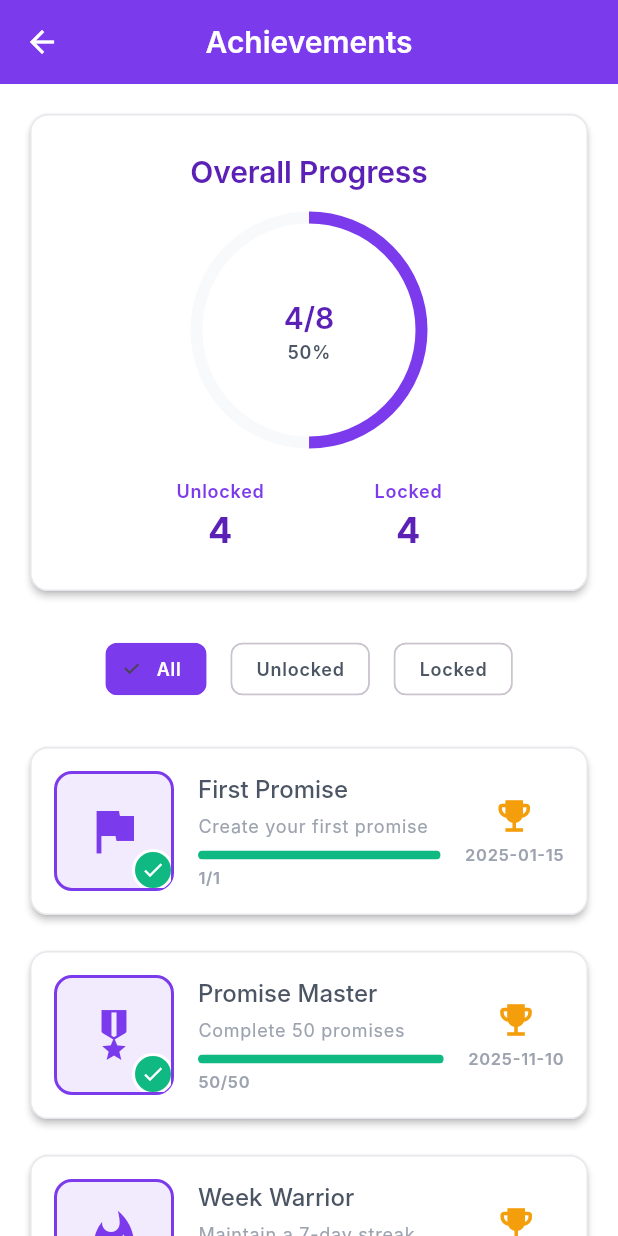
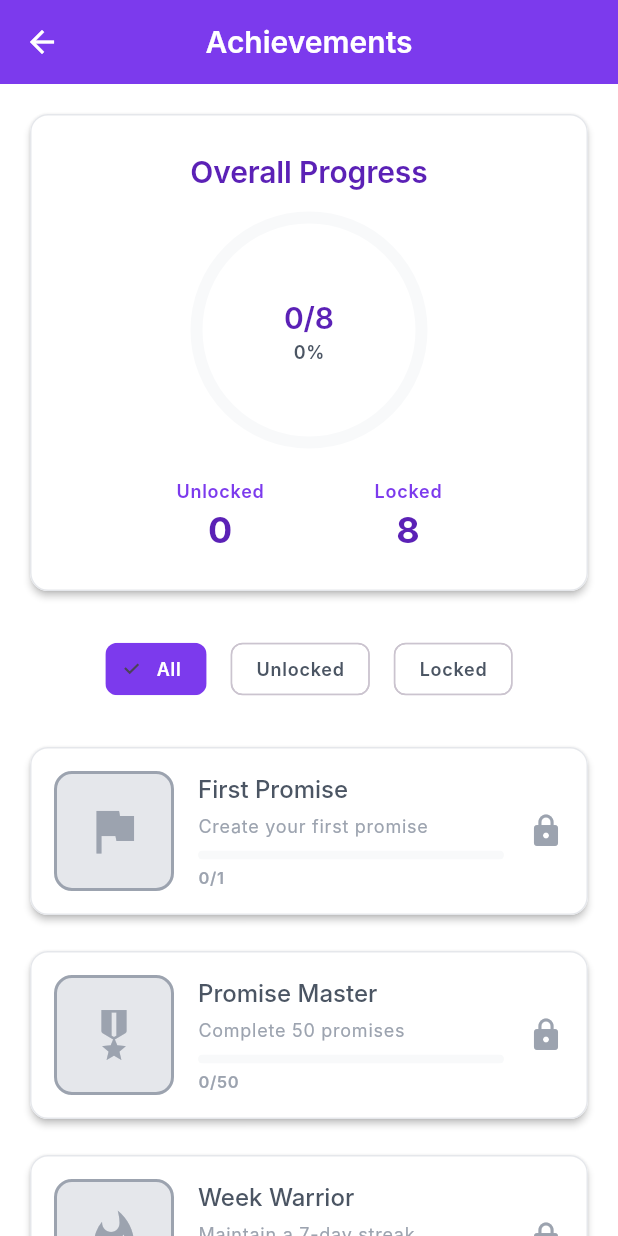
Before and after one commit to cemfukara/CS310, a Flutter app: the AchievementsScreen screen opened directly, on a phone screen of 412 x 824 dp. Run offline on Flutter 3.47's test engine with Material 3 defaults, Android fonts, the phone set to English and light mode, and no system bars; our stand-ins replace cloud_firestore, firebase_auth, firebase_core, shared_preferences; accounts and stored records are empty; Roboto replaces fonts that are missing (Inter).

Commit message:
Awards and Store screens connected to Firestore database it was hardcoded, and users can earn points for completed promises

```diff
--- /dev/null
+++ b/lib/models/user_stats_model.dart
@@ -0,0 +1,43 @@
+class UserStatsModel {
+  final int coins;
+  final int xp;
+  final int level;
+  final List<String> inventory; // List of item IDs owned
+  final List<String> achievements; // List of achievement IDs unlocked
+  final int totalPromisesCompleted;
+  final int currentStreak;
+
+  UserStatsModel({
+    this.coins = 0,
+    this.xp = 0,
+    this.level = 1,
+    this.inventory = const [],
+    this.achievements = const [],
+    this.totalPromisesCompleted = 0,
+    this.currentStreak = 0,
+  });
+
+  factory UserStatsModel.fromMap(Map<String, dynamic> data) {
+    return UserStatsModel(
+      coins: data['coins'] ?? 0,
+      xp: data['xp'] ?? 0,
+      level: data['level'] ?? 1,
+      inventory: List<String>.from(data['inventory'] ?? []),
+      achievements: List<String>.from(data['achievements'] ?? []),
+      totalPromisesCompleted: data['totalPromisesCompleted'] ?? 0,
+      currentStreak: data['currentStreak'] ?? 0,
+    );
+  }
+
+  Map<String, dynamic> toMap() {
+    return {
+      'coins': coins,
+      'xp': xp,
+      'level': level,
+      'inventory': inventory,
+      'achievements': achievements,
+      'totalPromisesCompleted': totalPromisesCompleted,
+      'currentStreak': currentStreak,
+    };
+  }
+}
--- /dev/null
+++ b/lib/providers/gamification_provider.dart
@@ -0,0 +1,51 @@
+import 'package:flutter/material.dart';
+import '../models/user_stats_model.dart';
+import '../services/database_service.dart';
+
+class GamificationProvider extends ChangeNotifier {
+  final DatabaseService _db;
+  UserStatsModel _stats = UserStatsModel();
+  bool _isLoading = true;
+
+  UserStatsModel get stats => _stats;
+  bool get isLoading => _isLoading;
+
+  GamificationProvider(this._db) {
+    _init();
+  }
+
+  void _init() {
+    _db.getUserStatsStream().listen((stats) {
+      _stats = stats;
+      _isLoading = false;
+      notifyListeners();
+    });
+  }
+
+  // --- ACTIONS ---
+
+  Future<bool> buyItem(String itemId, int price) async {
+    if (_stats.coins >= price) {
+      // 1. Deduct coins
+      await _db.updateCoins(-price);
+      // 2. Add to inventory
+      await _db.unlockItem(itemId);
+      return true; // Success
+    } else {
+      return false; // Not enough money
+    }
+  }
+
+  bool hasItem(String itemId) {
+    return _stats.inventory.contains(itemId);
+  }
+
+  bool hasAchievement(String achievementId) {
+    return _stats.achievements.contains(achievementId);
+  }
+
+  // Debug/Dev helper
+  Future<void> addFreeCoins(int amount) async {
+    await _db.updateCoins(amount);
+  }
+}
--- a/lib/screens/achievements_screen.dart
+++ b/lib/screens/achievements_screen.dart
@@ -1,5 +1,7 @@
 import 'package:flutter/material.dart';
+import 'package:provider/provider.dart';
 import '../utils/app_styles.dart';
+import '../providers/gamification_provider.dart';
 
 /// Achievements Screen - Display user achievements and progress
 class AchievementsScreen extends StatefulWidget {
@@ -12,75 +14,59 @@ class AchievementsScreen extends StatefulWidget {
 class _AchievementsScreenState extends State<AchievementsScreen> {
   final List<Map<String, dynamic>> _achievements = [
     {
+      'id': 'first_promise',
       'name': 'First Promise',
       'description': 'Create your first promise',
       'icon': Icons.flag,
-      'unlocked': true,
-      'unlockedDate': '2025-01-15',
-      'progress': 1,
       'target': 1,
     },
     {
+      'id': 'promise_master',
       'name': 'Promise Master',
       'description': 'Complete 50 promises',
       'icon': Icons.military_tech,
-      'unlocked': true,
-      'unlockedDate': '2025-11-10',
-      'progress': 50,
       'target': 50,
     },
     {
+      'id': 'week_warrior',
       'name': 'Week Warrior',
       'description': 'Maintain a 7-day streak',
       'icon': Icons.whatshot,
-      'unlocked': true,
-      'unlockedDate': '2025-11-15',
-      'progress': 7,
       'target': 7,
     },
     {
+      'id': 'consistency_king',
       'name': 'Consistency King',
       'description': 'Maintain a 30-day streak',
       'icon': Icons.star,
-      'unlocked': false,
-      'unlockedDate': null,
-      'progress': 18,
       'target': 30,
     },
     {
+      'id': 'social_butterfly',
       'name': 'Social Butterfly',
       'description': 'Have 10 friends',
       'icon': Icons.group,
-      'unlocked': false,
-      'unlockedDate': null,
-      'progress': 6,
       'target': 10,
     },
     {
+      'id': 'collector',
       'name': 'Collector',
       'description': 'Collect 20 badges',
       'icon': Icons.card_giftcard,
-      'unlocked': false,
-      'unlockedDate': null,
-      'progress': 8,
       'target': 20,
     },
     {
+      'id': 'perfect_day',
       'name': 'Perfect Day',
       'description': 'Complete all promises in one day',
       'icon': Icons.calendar_today,
-      'unlocked': true,
-      'unlockedDate': '2025-11-20',
-      'progress': 1,
       'target': 1,
     },
     {
+      'id': 'century_club',
       'name': 'Century Club',
       'description': 'Complete 100 promises',
       'icon': Icons.workspace_premium,
-      'unlocked': false,
-      'unlockedDate': null,
-      'progress': 50,
       'target': 100,
     },
   ];
@@ -89,14 +75,22 @@ class _AchievementsScreenState extends State<AchievementsScreen> {
 
   @override
   Widget build(BuildContext context) {
+    return Consumer<GamificationProvider>(
+      builder: (context, provider, child) {
+        // Calculate dynamic stats based on provider data
+        int unlockedCount = 0;
+        for (var a in _achievements) {
+          if (provider.hasAchievement(a['id'])) {
+            unlockedCount++;
+          }
+        }
+
         final screenWidth = MediaQuery.of(context).size.width;
         final isSmallScreen = screenWidth < 600;
-
-    final unlockedCount = _achievements
-        .where((a) => a['unlocked'] == true)
-        .length;
         final totalCount = _achievements.length;
-    final completionPercentage = ((unlockedCount / totalCount) * 100).toInt();
+        final completionPercentage = totalCount > 0
+            ? ((unlockedCount / totalCount) * 100).toInt()
+            : 0;
 
         return Scaffold(
           appBar: AppBar(title: const Text('Achievements'), centerTitle: true),
@@ -195,7 +189,9 @@ class _AchievementsScreenState extends State<AchievementsScreen> {
                         },
                         selectedColor: AppStyles.primaryPurple,
                         labelStyle: AppStyles.labelMedium.copyWith(
-                      color: isSelected ? AppStyles.white : AppStyles.darkGray,
+                          color: isSelected
+                              ? AppStyles.white
+                              : AppStyles.darkGray,
                         ),
                       ),
                     );
@@ -204,23 +200,25 @@ class _AchievementsScreenState extends State<AchievementsScreen> {
                 const SizedBox(height: AppStyles.paddingLarge),
 
                 // Achievements List
-            ..._buildAchievementsList(),
+                ..._buildAchievementsList(provider),
               ],
             ),
           ),
         );
+      },
+    );
   }
 
-  List<Widget> _buildAchievementsList() {
+  List<Widget> _buildAchievementsList(GamificationProvider provider) {
     List<Map<String, dynamic>> filteredAchievements;
 
     if (_selectedFilter == 'Unlocked') {
       filteredAchievements = _achievements
-          .where((a) => a['unlocked'] == true)
+          .where((a) => provider.hasAchievement(a['id']))
           .toList();
     } else if (_selectedFilter == 'Locked') {
       filteredAchievements = _achievements
-          .where((a) => a['unlocked'] == false)
+          .where((a) => !provider.hasAchievement(a['id']))
           .toList();
     } else {
       filteredAchievements = _achievements;
@@ -243,15 +241,16 @@ class _AchievementsScreenState extends State<AchievementsScreen> {
     }
 
     return filteredAchievements.map((achievement) {
-      final isUnlocked = achievement['unlocked'] as bool;
-      final progress = achievement['progress'] as int;
+      final isUnlocked = provider.hasAchievement(achievement['id']);
+      // For now, we mock progress for locked items since we don't store individual progress yet
+      final progress = isUnlocked ? achievement['target'] as int : 0;
       final target = achievement['target'] as int;
       final progressPercent = (progress / target).clamp(0.0, 1.0);
 
       return Padding(
         padding: const EdgeInsets.only(bottom: AppStyles.paddingMedium),
         child: GestureDetector(
-          onTap: () => _showAchievementDetails(achievement),
+          onTap: () => _showAchievementDetails(achievement, isUnlocked),
           child: Card(
             child: Padding(
               padding: const EdgeInsets.all(AppStyles.paddingMedium),
@@ -371,7 +370,14 @@ class _AchievementsScreenState extends State<AchievementsScreen> {
     }).toList();
   }
 
-  void _showAchievementDetails(Map<String, dynamic> achievement) {
+  void _showAchievementDetails(
+    Map<String, dynamic> achievement,
+    bool isUnlocked,
+  ) {
+    // For manual showDialog calls, we just reuse the calculated isUnlocked
+    int progress = isUnlocked ? achievement['target'] : 0;
+    int target = achievement['target'];
+
     showDialog(
       context: context,
       builder: (context) => AlertDialog(
@@ -384,7 +390,7 @@ class _AchievementsScreenState extends State<AchievementsScreen> {
               child: Icon(
                 achievement['icon'],
                 size: 64,
-                color: achievement['unlocked']
+                color: isUnlocked
                     ? AppStyles.primaryPurple
                     : AppStyles.mediumGray,
               ),
@@ -398,26 +404,18 @@ class _AchievementsScreenState extends State<AchievementsScreen> {
             ClipRRect(
               borderRadius: AppStyles.borderRadiusSmallAll,
               child: LinearProgressIndicator(
-                value: (achievement['progress'] / achievement['target']).clamp(
-                  0.0,
-                  1.0,
-                ),
+                value: (progress / target).clamp(0.0, 1.0),
                 minHeight: 8,
                 backgroundColor: AppStyles.nearWhite,
                 valueColor: AlwaysStoppedAnimation(
-                  achievement['unlocked']
-                      ? AppStyles.successGreen
-                      : AppStyles.primaryPurple,
+                  isUnlocked ? AppStyles.successGreen : AppStyles.primaryPurple,
                 ),
               ),
             ),
             const SizedBox(height: 8),
-            Text(
-              '${achievement['progress']}/${achievement['target']}',
-              style: AppStyles.bodySmall,
-            ),
+            Text('$progress/$target', style: AppStyles.bodySmall),
             const SizedBox(height: AppStyles.paddingLarge),
-            if (achievement['unlocked'])
+            if (isUnlocked)
               Container(
                 width: double.infinity,
                 padding: const EdgeInsets.all(AppStyles.paddingMedium),
@@ -434,10 +432,6 @@ class _AchievementsScreenState extends State<AchievementsScreen> {
                         crossAxisAlignment: CrossAxisAlignment.start,
                         children: [
                           Text('Unlocked', style: AppStyles.bodyLarge),
-                          Text(
-                            'On ${achievement['unlockedDate']}',
-                            style: AppStyles.bodySmall,
-                          ),
                         ],
                       ),
                     ),
```
Also changed, not shown: lib/main.dart (+7 -0 lines), lib/providers/promise_provider.dart (+16 -0 lines), lib/screens/store_inventory_screen.dart (+64 -65 lines), lib/services/database_service.dart (+9 -1 lines), lib/services/firestore_service.dart (+81 -0 lines). Lines whose indentation alone changed are shown as unchanged.
